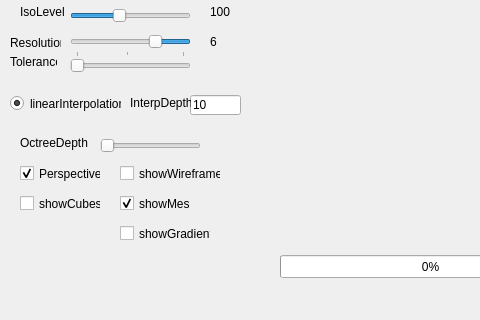
The window that VolumeRenderer/volumerenderer.ui (RaduAlexandru/Volume-Renderer) describes before a commit, drawn with Qt 5; both pictures show x 0 to 480 and y 372 to 692 of the 1346 by 692 pixel window.
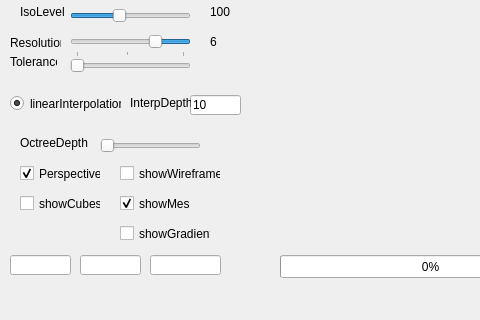
The same window after the commit. Custom widgets are drawn as their Qt base class.

The edit to the form file:
```diff
--- a/VolumeRenderer/volumerenderer.ui
+++ b/VolumeRenderer/volumerenderer.ui
@@ -36,7 +36,7 @@
       <x>250</x>
       <y>10</y>
       <width>701</width>
-      <height>591</height>
+      <height>461</height>
      </rect>
     </property>
     <widget class="QLabel" name="numberOfTrianglesLabel">
@@ -722,6 +722,36 @@
      <number>0</number>
     </property>
    </widget>
+   <widget class="QLineEdit" name="xPosText">
+    <property name="geometry">
+     <rect>
+      <x>10</x>
+      <y>610</y>
+      <width>61</width>
+      <height>20</height>
+     </rect>
+    </property>
+   </widget>
+   <widget class="QLineEdit" name="yPosText">
+    <property name="geometry">
+     <rect>
+      <x>80</x>
+      <y>610</y>
+      <width>61</width>
+      <height>20</height>
+     </rect>
+    </property>
+   </widget>
+   <widget class="QLineEdit" name="zPosText">
+    <property name="geometry">
+     <rect>
+      <x>150</x>
+      <y>610</y>
+      <width>71</width>
+      <height>20</height>
+     </rect>
+    </property>
+   </widget>
   </widget>
   <widget class="QMenuBar" name="menuBar">
    <property name="geometry">
```
